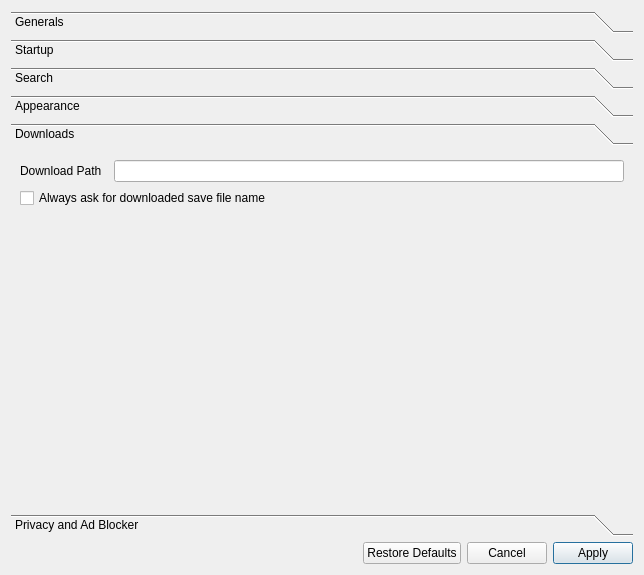
Old version of the form src/ui/preferences.ui in the repository SamuGallo-06/otus-browser.
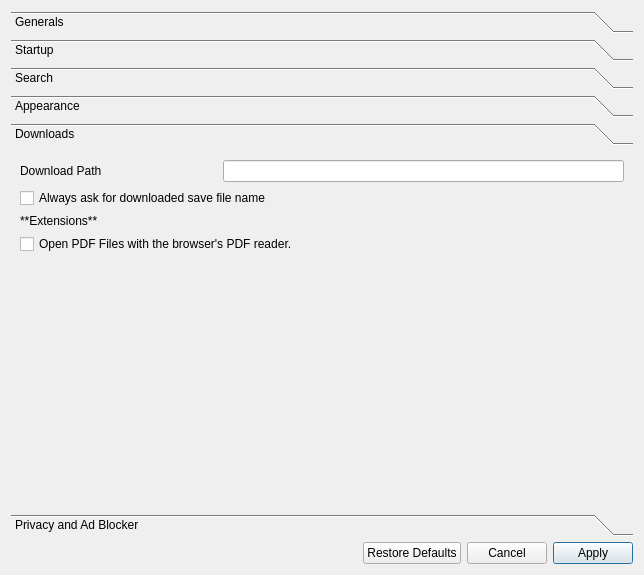
New version of the form. The open tabs and pages were chosen to show the change. Icons and pictures are not drawn.

```diff
--- a/src/ui/preferences.ui
+++ b/src/ui/preferences.ui
@@ -504,6 +504,19 @@
        <string>Downloads</string>
       </attribute>
       <layout class="QGridLayout" name="gridLayout_5">
+       <item row="8" column="0">
+        <spacer name="verticalSpacer_6">
+         <property name="orientation">
+          <enum>Qt::Orientation::Vertical</enum>
+         </property>
+         <property name="sizeHint" stdset="0">
+          <size>
+           <width>20</width>
+           <height>40</height>
+          </size>
+         </property>
+        </spacer>
+       </item>
        <item row="1" column="0">
         <widget class="QLabel" name="label_13">
          <property name="text">
@@ -511,22 +524,16 @@
          </property>
         </widget>
        </item>
-       <item row="3" column="0">
-        <spacer name="verticalSpacer_6">
-         <property name="orientation">
-          <enum>Qt::Orientation::Vertical</enum>
-         </property>
-         <property name="sizeHint" stdset="0">
-          <size>
-           <width>20</width>
-           <height>40</height>
-          </size>
-         </property>
-        </spacer>
-       </item>
-       <item row="1" column="2">
+       <item row="1" column="1" colspan="2">
         <widget class="QLineEdit" name="downloadPathField"/>
        </item>
+       <item row="4" column="0" colspan="3">
+        <widget class="QCheckBox" name="checkBox">
+         <property name="text">
+          <string>Open PDF Files with the browser's PDF reader.</string>
+         </property>
+        </widget>
+       </item>
        <item row="2" column="0" colspan="3">
         <widget class="QCheckBox" name="alwaysAskForDownloadPathCheckbox">
          <property name="text">
@@ -534,6 +541,16 @@
          </property>
         </widget>
        </item>
+       <item row="3" column="0" colspan="3">
+        <widget class="QLabel" name="label_16">
+         <property name="text">
+          <string>**Extensions**</string>
+         </property>
+         <property name="textFormat">
+          <enum>Qt::TextFormat::MarkdownText</enum>
+         </property>
+        </widget>
+       </item>
       </layout>
      </widget>
      <widget class="QWidget" name="privacy_ad_blocker">
```
Left out of the diff: 10 changed lines with no effect on the pictures.
